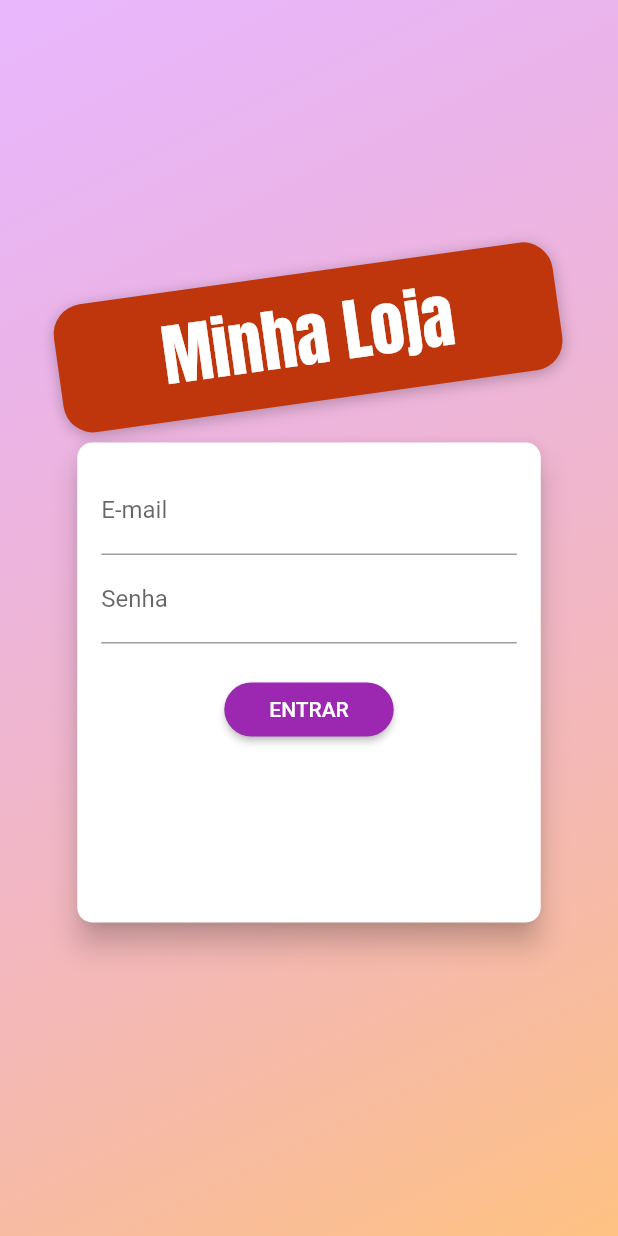
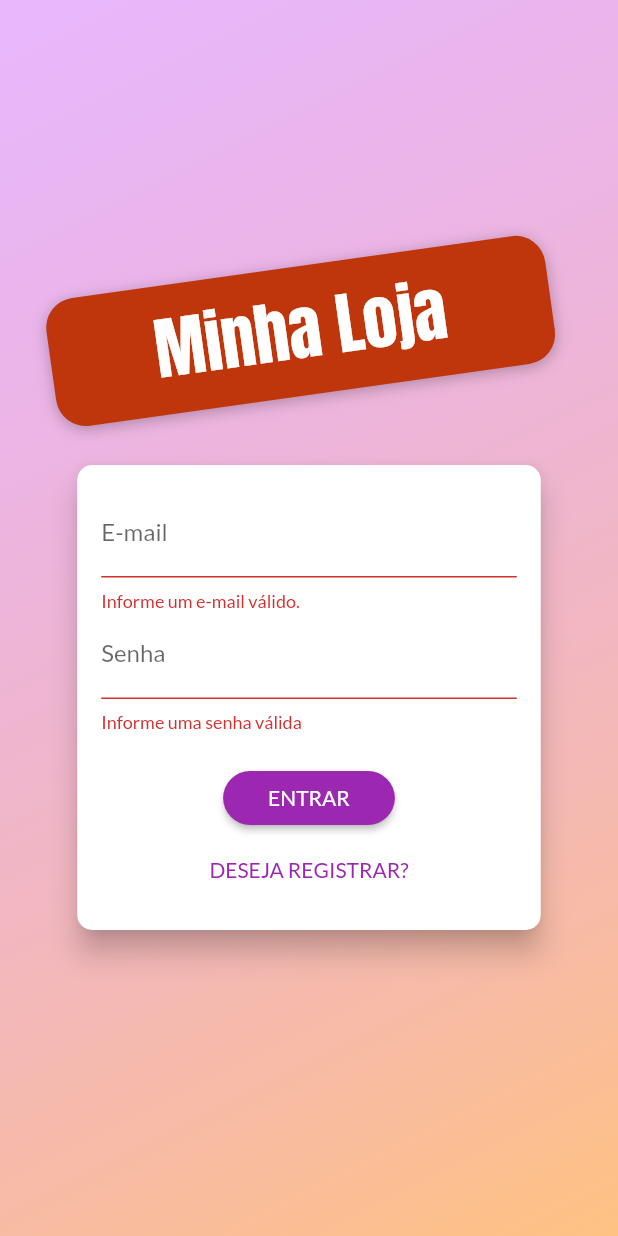
Before and after one commit to cabavas/shop, a Flutter app: the screen it shows after launch, after a tap on "ENTRAR", on a phone screen of 412 x 824 dp. Run offline on Flutter 3.47's test engine with Material 2 defaults, Android fonts, the phone set to English and light mode, and no system bars; network calls fail.

```diff
--- a/lib/components/app_drawer.dart
+++ b/lib/components/app_drawer.dart
@@ -19,7 +19,7 @@ class AppDrawer extends StatelessWidget {
             title: Text('Loja'),
             onTap: () {
               Navigator.of(context).pushReplacementNamed(
-                AppRoutes.HOME,
+                AppRoutes.AUTH_OR_HOME,
               );
             },
           ),
--- a/lib/components/auth_form.dart
+++ b/lib/components/auth_form.dart
@@ -1,28 +1,100 @@
 import 'package:flutter/material.dart';
+import 'package:provider/provider.dart';
+import 'package:shop/exceptions/auth_exception.dart';
+import 'package:shop/models/auth.dart';
 
 enum AuthMode { Signup, Login }
 
 class AuthForm extends StatefulWidget {
-  AuthForm({Key? key}) : super(key: key);
+  const AuthForm({Key? key}) : super(key: key);
 
   @override
   _AuthFormState createState() => _AuthFormState();
 }
 
 class _AuthFormState extends State<AuthForm> {
-  final AuthMode _authMode = AuthMode.Login;
-
-  void _submit() {}
-
-  @override
-  Widget build(BuildContext context) {
   final _passwordController = TextEditingController();
-    final deviceSize = MediaQuery.of(context).size;
+  final _formKey = GlobalKey<FormState>();
+  bool _isLoading = false;
+  AuthMode _authMode = AuthMode.Login;
   Map<String, String> _authData = {
     'email': '',
     'password': '',
   };
 
+  bool _isLogin() => _authMode == AuthMode.Login;
+  bool _isSignup() => _authMode == AuthMode.Signup;
+
+  void _switchAuthMode() {
+    setState(() {
+      if (_isLogin()) {
+        _authMode = AuthMode.Signup;
+      } else {
+        _authMode = AuthMode.Login;
+      }
+    });
+  }
+
+  void _showErrorDialog(String msg) {
+    showDialog(
+      context: context,
+      builder: (ctx) => AlertDialog(
+        title: Text(
+          'Ocorreu um Erro',
+          style: TextStyle(color: Colors.black),
+        ),
+        content: Text(
+          msg,
+          style: TextStyle(color: Colors.black),
+        ),
+        actions: [
+          TextButton(
+            onPressed: () => Navigator.of(context).pop(),
+            child: Text('Fechar'),
+          ),
+        ],
+      ),
+    );
+  }
+
+  Future<void> _submit() async {
+    final isValid = _formKey.currentState?.validate() ?? false;
+
+    if (!isValid) {
+      return;
+    }
+
+    setState(() => _isLoading = true);
+
+    _formKey.currentState?.save();
+    Auth auth = Provider.of(context, listen: false);
+
+    try {
+      if (_isLogin()) {
+        //Login
+        await auth.login(
+          _authData['email']!,
+          _authData['password']!,
+        );
+      } else {
+        // Registrar
+        await auth.signup(
+          _authData['email']!,
+          _authData['password']!,
+        );
+      }
+    } on AuthException catch (error) {
+      _showErrorDialog(error.toString());
+    } catch (error) {
+      _showErrorDialog('Ocorreu um erro inesperado!');
+    }
+
+    setState(() => _isLoading = false);
+  }
+
+  @override
+  Widget build(BuildContext context) {
+    final deviceSize = MediaQuery.of(context).size;
     return Card(
       elevation: 8,
       shape: RoundedRectangleBorder(
@@ -30,17 +102,27 @@ class _AuthFormState extends State<AuthForm> {
       ),
       child: Container(
         padding: const EdgeInsets.all(16),
-        height: 320,
+        height: _isLogin() ? 310 : 400,
         width: deviceSize.width * 0.75,
         child: Form(
+          key: _formKey,
           child: Column(
             children: [
               TextFormField(
+                style: TextStyle(color: Colors.black),
                 decoration: InputDecoration(labelText: 'E-mail'),
                 keyboardType: TextInputType.emailAddress,
                 onSaved: (email) => _authData['email'] = email ?? '',
+                validator: (_email) {
+                  final email = _email ?? '';
+                  if (email.trim().isEmpty || !email.contains('@')) {
+                    return 'Informe um e-mail válido.';
+                  }
+                  return null;
+                },
               ),
               TextFormField(
+                style: TextStyle(color: Colors.black),
                 decoration: InputDecoration(labelText: 'Senha'),
                 keyboardType: TextInputType.emailAddress,
                 obscureText: true,
@@ -48,25 +130,32 @@ class _AuthFormState extends State<AuthForm> {
                 onSaved: (password) => _authData['password'] = password ?? '',
                 validator: (_password) {
                   final password = _password ?? '';
-                  if(password.isEmpty || password.length < 5) {
-                    return 'Informe uma senha válida!';
+                  if (password.isEmpty || password.length < 5) {
+                    return 'Informe uma senha válida';
                   }
                   return null;
                 },
               ),
-              if (_authMode == AuthMode.Signup)
+              if (_isSignup())
                 TextFormField(
+                  style: TextStyle(color: Colors.black),
                   decoration: InputDecoration(labelText: 'Confirmar Senha'),
                   keyboardType: TextInputType.emailAddress,
                   obscureText: true,
-                  validator: (_password) {
+                  validator: _isLogin()
+                      ? null
+                      : (_password) {
                           final password = _password ?? '';
-                    if(password != _passwordController.text) {
-                      return 'Senhas não conferem.';
+                          if (password != _passwordController.text) {
+                            return 'Senhas informadas não conferem.';
                           }
+                          return null;
                         },
                 ),
               SizedBox(height: 20),
+              if (_isLoading)
+                CircularProgressIndicator()
+              else
                 ElevatedButton(
                   onPressed: _submit,
                   child: Text(
@@ -79,8 +168,16 @@ class _AuthFormState extends State<AuthForm> {
                     padding: const EdgeInsets.symmetric(
                       horizontal: 30,
                       vertical: 8,
-                    )),
                     ),
+                  ),
+                ),
+              Spacer(),
+              TextButton(
+                onPressed: _switchAuthMode,
+                child: Text(
+                  _isLogin() ? 'DESEJA REGISTRAR?' : 'JÁ POSSUI CONTA?',
+                ),
+              )
             ],
           ),
         ),
--- a/lib/components/product_item.dart
+++ b/lib/components/product_item.dart
@@ -1,5 +1,6 @@
 import 'package:flutter/material.dart';
 import 'package:provider/provider.dart';
+import 'package:shop/exceptions/http_exception.dart';
 import 'package:shop/models/product.dart';
 import 'package:shop/models/product_list.dart';
 import 'package:shop/utils/app_routes.dart';
@@ -60,7 +61,7 @@ class ProductItem extends StatelessWidget {
                         context,
                         listen: false,
                       ).removeProduct(product);
-                    } catch (error) {
+                    } on HttpException catch (error) {
                       msg.showSnackBar(
                         SnackBar(
                           content: Text(error.toString()),
--- /dev/null
+++ b/lib/exceptions/auth_exception.dart
@@ -0,0 +1,20 @@
+class AuthException implements Exception {
+  static const Map<String, String> errors = {
+    'EMAIL_EXISTS': 'E-mail já cadastrado.',
+    'OPERATION_NOT_ALLOWED': 'Operação não permitida!',
+    'TOO_MANY_ATTEMPTS_TRY_LATER':
+        'Acesso bloqueado temporariamente. Tente mais tarde.',
+    'EMAIL_NOT_FOUND': 'E-mail não encontrado.',
+    'INVALID_PASSWORD': 'Senha informada não confere.',
+    'USER_DISABLED': 'A conta do usuário foi desabilitada.',
+  };
+
+  final String key;
+
+  AuthException(this.key);
+
+  @override
+  String toString() {
+    return errors[key] ?? 'Ocorreu um erro no processo de autenticação.';
+  }
+}
--- /dev/null
+++ b/lib/exceptions/http_exception.dart
@@ -0,0 +1,14 @@
+class HttpException implements Exception {
+  final String msg;
+  final int statusCode;
+
+  HttpException({
+    required this.msg,
+    required this.statusCode,
+  });
+
+  @override
+  String toString() {
+    return msg;
+  }
+}
--- a/lib/main.dart
+++ b/lib/main.dart
@@ -1,14 +1,14 @@
 import 'package:flutter/material.dart';
 import 'package:provider/provider.dart';
+import 'package:shop/models/auth.dart';
 import 'package:shop/models/cart.dart';
 import 'package:shop/models/order_list.dart';
-import 'package:shop/pages/auth_page.dart';
+import 'package:shop/pages/auth_or_home_page.dart';
 import 'package:shop/pages/cart_page.dart';
 import 'package:shop/pages/orders_page.dart';
 import 'package:shop/pages/product_detail_page.dart';
 import 'package:shop/pages/product_form_page.dart';
 import 'package:shop/pages/products_page.dart';
-import 'package:shop/pages/products_overview_page.dart';
 import 'package:shop/utils/app_routes.dart';
 import 'models/product_list.dart';
 
@@ -20,11 +20,22 @@ class MyApp extends StatelessWidget {
   // This widget is the root of your application.
   @override
   Widget build(BuildContext context) {
-    final ThemeData theme = ThemeData();
+    final ThemeData theme = ThemeData(
+      fontFamily: 'Lato',
+    );
     return MultiProvider(
       providers: [
         ChangeNotifierProvider(
-          create: (_) => ProductList(),
+          create: (_) => Auth(),
+        ),
+        ChangeNotifierProxyProvider<Auth, ProductList>(
+          create: (_) => ProductList('', []),
+          update: (ctx, auth, previous) {
+            return ProductList(
+              auth.token ?? '',
+              previous?.items ?? [],
+            );
+          },
         ),
         ChangeNotifierProvider(
           create: (_) => Cart(),
@@ -48,8 +59,7 @@ class MyApp extends StatelessWidget {
         // ),
         // home: ProductsOverviewPage(),
         routes: {
-          AppRoutes.AUTH: (ctx) => AuthPage(),
-          AppRoutes.HOME: (ctx) => ProductsOverviewPage(),
+          AppRoutes.AUTH_OR_HOME: (ctx) => AuthOrHomePage(),
           AppRoutes.PRODUCT_DETAIL: (ctx) => ProductDetailPage(),
           AppRoutes.CART: (ctx) => CartPage(),
           AppRoutes.ORDERS: (ctx) => OrdersPage(),
--- a/lib/models/order_list.dart
+++ b/lib/models/order_list.dart
@@ -5,7 +5,7 @@ import 'package:http/http.dart' as http;
 import 'package:shop/models/cart.dart';
 import 'package:shop/models/cart_item.dart';
 import 'package:shop/models/order.dart';
-import '../utils/contants.dart';
+import 'package:shop/utils/constants.dart';
 
 class OrderList with ChangeNotifier {
   List<Order> _items = [];
--- a/lib/models/product.dart
+++ b/lib/models/product.dart
@@ -2,8 +2,7 @@ import 'dart:convert';
 
 import 'package:flutter/material.dart';
 import 'package:http/http.dart' as http;
-
-import '../utils/contants.dart';
+import 'package:shop/utils/constants.dart';
 
 class Product with ChangeNotifier {
   final String id;
--- a/lib/models/product_list.dart
+++ b/lib/models/product_list.dart
@@ -3,17 +3,19 @@ import 'dart:math';
 
 import 'package:flutter/material.dart';
 import 'package:http/http.dart' as http;
-import 'package:shop/exceptions/http_excception.dart';
+import 'package:shop/exceptions/http_exception.dart';
 import 'package:shop/models/product.dart';
-
-import '../utils/contants.dart';
+import 'package:shop/utils/constants.dart';
 
 class ProductList with ChangeNotifier {
+  String _token;
   List<Product> _items = [];
 
   List<Product> get items => [..._items];
   List<Product> get favoriteItems =>
       _items.where((prod) => prod.isFavorite).toList();
+
+  ProductList(this._token, this._items);
 
   int get itemsCount {
     return _items.length;
@@ -21,8 +23,10 @@ class ProductList with ChangeNotifier {
 
   Future<void> loadProducts() async {
     _items.clear();
-    final response =
-        await http.get(Uri.parse('${Constants.PRODUCT_BASE_URL}.json'));
+
+    final response = await http.get(
+      Uri.parse('${Constants.PRODUCT_BASE_URL}.json?auth=$_token'),
+    );
     if (response.body == 'null') return;
     Map<String, dynamic> data = jsonDecode(response.body);
     data.forEach((productId, productData) {
@@ -96,10 +100,10 @@ class ProductList with ChangeNotifier {
             "description": product.description,
             "price": product.price,
             "imageUrl": product.imageUrl,
-            "isFavorite": product.isFavorite,
           },
         ),
       );
+
       _items[index] = product;
       notifyListeners();
     }
--- /dev/null
+++ b/lib/pages/auth_or_home_page.dart
@@ -0,0 +1,15 @@
+import 'package:flutter/material.dart';
+import 'package:provider/provider.dart';
+import 'package:shop/models/auth.dart';
+import 'package:shop/pages/auth_page.dart';
+import 'package:shop/pages/products_overview_page.dart';
+
+class AuthOrHomePage extends StatelessWidget {
+  const AuthOrHomePage({Key? key}) : super(key: key);
+
+  @override
+  Widget build(BuildContext context) {
+    Auth auth = Provider.of(context);
+    return auth.isAuth ? ProductsOverviewPage() : AuthPage();
+  }
+}
--- a/lib/pages/auth_page.dart
+++ b/lib/pages/auth_page.dart
@@ -1,8 +1,7 @@
 import 'dart:math';
 
 import 'package:flutter/material.dart';
-
-import '../components/auth_form.dart';
+import 'package:shop/components/auth_form.dart';
 
 class AuthPage extends StatelessWidget {
   const AuthPage({Key? key}) : super(key: key);
@@ -27,16 +26,19 @@ class AuthPage extends StatelessWidget {
           Container(
             width: double.infinity,
             child: Column(
+              crossAxisAlignment: CrossAxisAlignment.center,
               mainAxisAlignment: MainAxisAlignment.center,
-              crossAxisAlignment: CrossAxisAlignment.center,
               children: [
                 Container(
+                  margin: const EdgeInsets.only(
+                    bottom: 20,
+                  ),
                   padding: const EdgeInsets.symmetric(
                     vertical: 10,
                     horizontal: 70,
                   ),
-                  transform: Matrix4.rotationZ(-8 * pi / 180)
-                    ..translate(-5.0), //Cascade Operator
+                  // cascade operator
+                  transform: Matrix4.rotationZ(-8 * pi / 180)..translate(-10.0),
                   decoration: BoxDecoration(
                     borderRadius: BorderRadius.circular(20),
                     color: Colors.deepOrange.shade900,
@@ -45,23 +47,37 @@ class AuthPage extends StatelessWidget {
                         blurRadius: 8,
                         color: Colors.black26,
                         offset: Offset(0, 2),
-                        )
-                      ]),
+                      ),
+                    ],
+                  ),
                   child: Text(
                     'Minha Loja',
                     style: TextStyle(
                       fontSize: 45,
                       fontFamily: 'Anton',
-                      color: Theme.of(context).accentTextTheme.headline6?.color,
+                      color: Colors.white,
                     ),
                   ),
                 ),
                 AuthForm(),
               ],
             ),
-          )
+          ),
         ],
       ),
     );
   }
 }
+
+// Exemplo usado para explicar o cascade operator
+// void main() {
+//   List<int> a = [1, 2, 3];
+//   a.add(4);
+//   a.add(5);
+//   a.add(6);
+
+//   // cascade operator!
+//   a..add(7)..add(8)..add(9);
+
+//   print(a);
+// }
--- a/lib/pages/cart_page.dart
+++ b/lib/pages/cart_page.dart
@@ -78,6 +78,7 @@ class CartButton extends StatefulWidget {
 class _CartButtonState extends State<CartButton> {
   bool _isLoading = false;
 
+  @override
   Widget build(BuildContext context) {
     return _isLoading
         ? CircularProgressIndicator()
--- a/lib/pages/orders_page.dart
+++ b/lib/pages/orders_page.dart
@@ -14,7 +14,7 @@ class OrdersPage extends StatelessWidget {
       drawer: AppDrawer(),
       body: FutureBuilder(
         future: Provider.of<OrderList>(context, listen: false).loadOrders(),
-        builder: (context, snapshot) {
+        builder: (ctx, snapshot) {
           if (snapshot.connectionState == ConnectionState.waiting) {
             return Center(child: CircularProgressIndicator());
           } else if (snapshot.error != null) {
@@ -23,7 +23,7 @@ class OrdersPage extends StatelessWidget {
             );
           } else {
             return Consumer<OrderList>(
-              builder: (context, orders, child) => ListView.builder(
+              builder: (ctx, orders, child) => ListView.builder(
                 itemCount: orders.itemsCount,
                 itemBuilder: (ctx, i) => OrderWidget(order: orders.items[i]),
               ),
--- a/lib/utils/app_routes.dart
+++ b/lib/utils/app_routes.dart
@@ -1,6 +1,5 @@
 class AppRoutes {
-  static const AUTH = '/';
-  static const HOME = '/home';
+  static const AUTH_OR_HOME = '/';
   static const PRODUCT_DETAIL = '/product-detail';
   static const CART = '/cart';
   static const ORDERS = '/orders';
--- /dev/null
+++ b/lib/utils/constants.dart
@@ -0,0 +1,6 @@
+class Constants {
+  static const PRODUCT_BASE_URL =
+      'https://shop-73e5a-default-rtdb.firebaseio.com/products';
+  static const ORDER_BASE_URL =
+      'https://shop-73e5a-default-rtdb.firebaseio.com/orders';
+}
```
Also changed, not shown: lib/models/auth.dart (added, +68 -0 lines), lib/pages/product_form_page.dart (+4 -5 lines), lib/pages/products_overview_page.dart (+5 -7 lines), 1 other file. Lines whose indentation alone changed are shown as unchanged.
